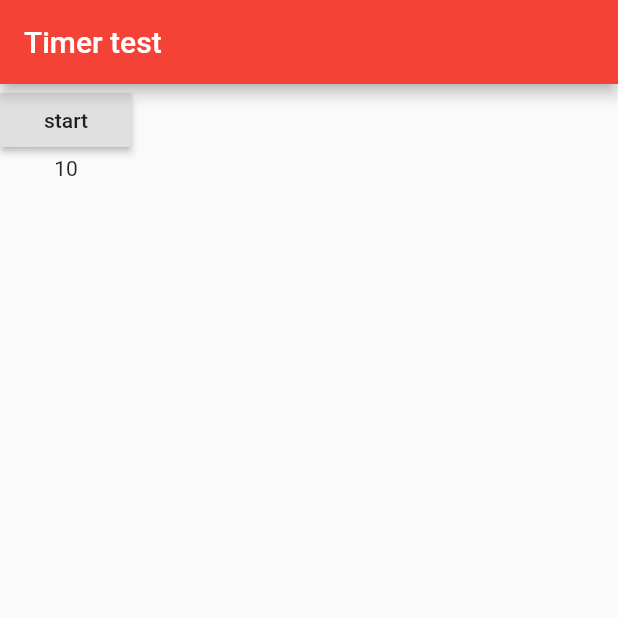
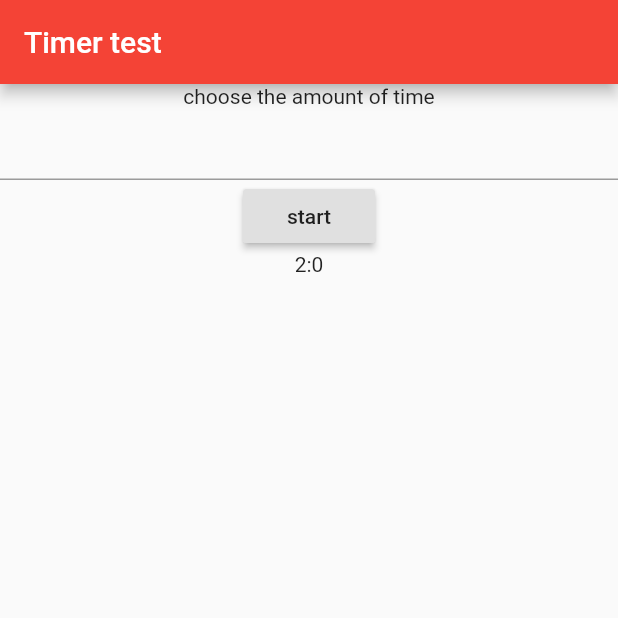
Before and after one commit to softeng-feup/open-cx-working-title, a Flutter app: the screen it shows after launch, on a phone screen of 412 x 824 dp, the top half of it. Run offline on Flutter 3.47's test engine with Material 2 defaults, Android fonts, the light colour scheme and no system bars.

Commit message:
Updated timer
Timer now reads input from the user and displays it in the format "mm:ss" where m is minutes and s is seconds

```diff
--- a/ESOF-Proj/flutter_chat_ui_starter-master/lib/widgets/timer.dart
+++ b/ESOF-Proj/flutter_chat_ui_starter-master/lib/widgets/timer.dart
@@ -7,8 +7,8 @@ class Timer extends StatefulWidget {
 }
 
 class TimerState extends State<Timer> {
-  int _start = 10;
-int _current = 10;
+  int _start = 120;
+int _current = 120;
 
 void startTimer() {
   CountdownTimer countDownTimer = new CountdownTimer(
@@ -32,15 +32,33 @@ Widget build(BuildContext context) {
     appBar: AppBar(title: Text("Timer test")),
     body: Column(
       children: <Widget>[
+        Text(
+          "choose the amount of time",
+          ),
+        TextField(
+          onChanged: (text) {
+            _setTime(text);
+          },
+        ),
         RaisedButton(
           onPressed: () {
             startTimer();
           },
           child: Text("start"),
         ),
-        Text("$_current")
+        //Text("$_current")
+        Text((_current/60).toInt().toString() + ":" + (_current%60).toString())
       ],
     ),
   );
 }
+
+void _setTime(String time){
+  setState(() {
+    _start =  int.parse(time);
+    _current = int.parse(time);
+  });
 }
+
+
+}
```
